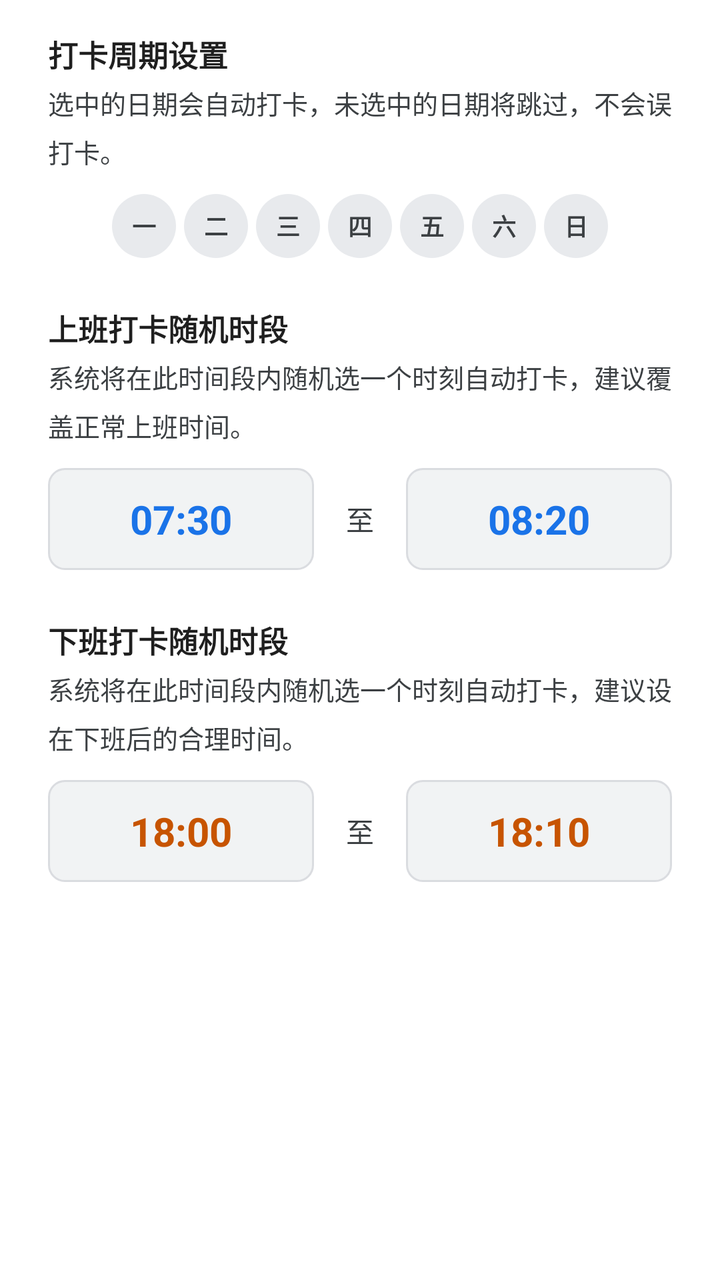
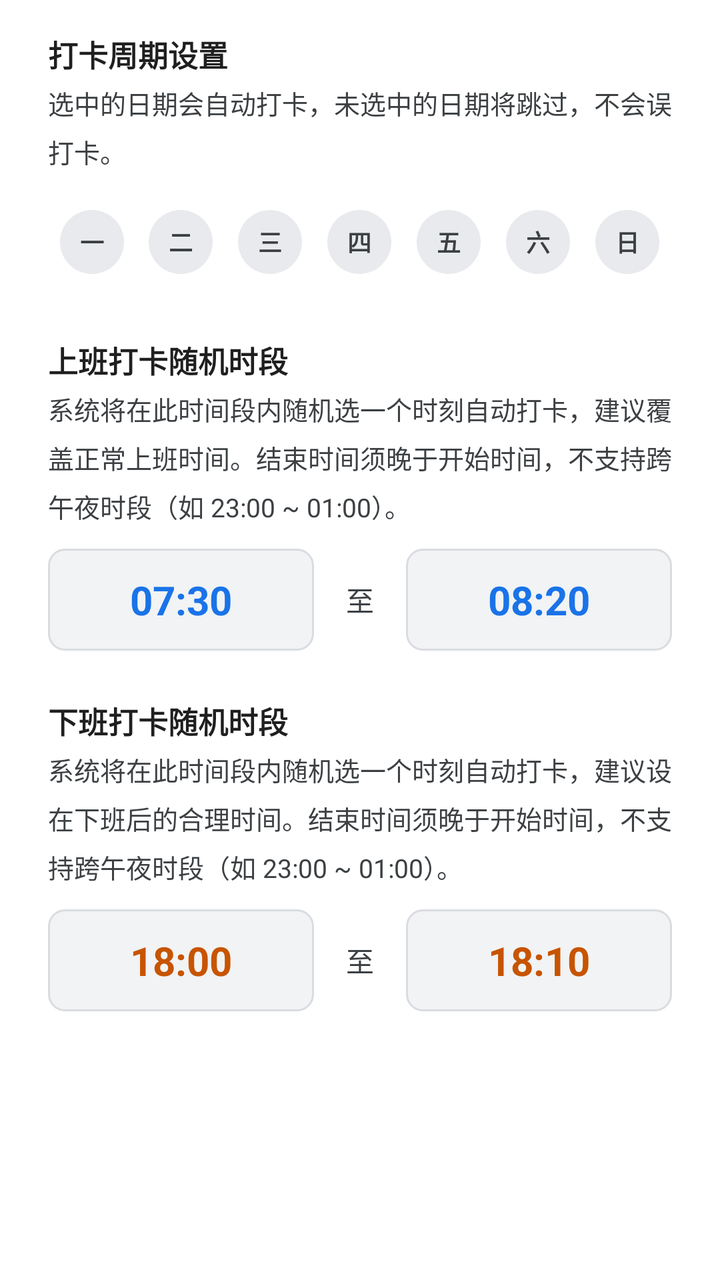

An Android layout rendered at two revisions. The XML below is the earlier revision; the diff shows what the commit changed to produce the second picture.
<!-- AndroidManifest.xml: application theme Theme.LarkAutoClock -->
<!-- res/layout/dialog_time_config.xml -->
<?xml version="1.0" encoding="utf-8"?>
<LinearLayout xmlns:android="http://schemas.android.com/apk/res/android"
    android:layout_width="match_parent"
    android:layout_height="wrap_content"
    android:orientation="vertical"
    android:paddingHorizontal="24dp"
    android:paddingVertical="16dp"
    android:background="@color/surface_white">

    
    <TextView
        android:layout_width="wrap_content"
        android:layout_height="wrap_content"
        android:text="@string/dialog_title_schedule"
        android:textStyle="bold"
        android:textColor="@color/text_dark"
        android:textSize="15sp"
        android:layout_marginBottom="4dp"/>

    <TextView
        android:layout_width="match_parent"
        android:layout_height="wrap_content"
        android:text="@string/dialog_desc_schedule"
        android:textSize="13sp"
        android:textColor="@color/text_secondary"
        android:layout_marginBottom="12dp"
        android:lineSpacingMultiplier="1.3" />

    
    <LinearLayout
        android:layout_width="match_parent"
        android:layout_height="wrap_content"
        android:orientation="horizontal"
        android:gravity="center"
        android:layout_marginBottom="24dp">

        <CheckBox
            android:id="@+id/cb_mon"
            android:layout_width="32dp"
            android:layout_height="32dp"
            android:button="@null"
            android:background="@drawable/bg_week_button"
            android:textColor="@color/color_week_button_text"
            android:text="@string/week_mon"
            android:gravity="center"
            android:textStyle="bold"
            android:textSize="12sp"
            android:layout_marginHorizontal="2dp" />

        <CheckBox
            android:id="@+id/cb_tue"
            android:layout_width="32dp"
            android:layout_height="32dp"
            android:button="@null"
            android:background="@drawable/bg_week_button"
            android:textColor="@color/color_week_button_text"
            android:text="@string/week_tue"
            android:gravity="center"
            android:textStyle="bold"
            android:textSize="12sp"
            android:layout_marginHorizontal="2dp" />

        <CheckBox
            android:id="@+id/cb_wed"
            android:layout_width="32dp"
            android:layout_height="32dp"
            android:button="@null"
            android:background="@drawable/bg_week_button"
            android:textColor="@color/color_week_button_text"
            android:text="@string/week_wed"
            android:gravity="center"
            android:textStyle="bold"
            android:textSize="12sp"
            android:layout_marginHorizontal="2dp" />

        <CheckBox
            android:id="@+id/cb_thu"
            android:layout_width="32dp"
            android:layout_height="32dp"
            android:button="@null"
            android:background="@drawable/bg_week_button"
            android:textColor="@color/color_week_button_text"
            android:text="@string/week_thu"
            android:gravity="center"
            android:textStyle="bold"
            android:textSize="12sp"
            android:layout_marginHorizontal="2dp" />

        <CheckBox
            android:id="@+id/cb_fri"
            android:layout_width="32dp"
            android:layout_height="32dp"
            android:button="@null"
            android:background="@drawable/bg_week_button"
            android:textColor="@color/color_week_button_text"
            android:text="@string/week_fri"
            android:gravity="center"
            android:textStyle="bold"
            android:textSize="12sp"
            android:layout_marginHorizontal="2dp" />

        <CheckBox
            android:id="@+id/cb_sat"
            android:layout_width="32dp"
            android:layout_height="32dp"
            android:button="@null"
            android:background="@drawable/bg_week_button"
            android:textColor="@color/color_week_button_text"
            android:text="@string/week_sat"
            android:gravity="center"
            android:textStyle="bold"
            android:textSize="12sp"
            android:layout_marginHorizontal="2dp" />

        <CheckBox
            android:id="@+id/cb_sun"
            android:layout_width="32dp"
            android:layout_height="32dp"
            android:button="@null"
            android:background="@drawable/bg_week_button"
            android:textColor="@color/color_week_button_text"
            android:text="@string/week_sun"
            android:gravity="center"
            android:textStyle="bold"
            android:textSize="12sp"
            android:layout_marginHorizontal="2dp" />
    </LinearLayout>

    
    <TextView
        android:layout_width="wrap_content"
        android:layout_height="wrap_content"
        android:text="@string/dialog_title_morning_random"
        android:textStyle="bold"
        android:textColor="@color/text_dark"
        android:textSize="15sp"
        android:layout_marginBottom="4dp"/>

    <TextView
        android:layout_width="match_parent"
        android:layout_height="wrap_content"
        android:text="@string/dialog_desc_morning_random"
        android:textSize="13sp"
        android:textColor="@color/text_secondary"
        android:layout_marginBottom="12dp"
        android:lineSpacingMultiplier="1.3" />

    <LinearLayout
        android:layout_width="match_parent"
        android:layout_height="wrap_content"
        android:orientation="horizontal"
        android:gravity="center_vertical"
        android:layout_marginBottom="24dp">

        <TextView
            android:id="@+id/tv_morning_start"
            android:layout_width="0dp"
            android:layout_height="wrap_content"
            android:layout_weight="1"
            android:gravity="center"
            android:paddingVertical="12dp"
            android:background="@drawable/bg_time_picker"
            android:textSize="20sp"
            android:textStyle="bold"
            android:textColor="@color/primary_blue"
            android:text="@string/default_morning_start"/>

        <TextView
            android:layout_width="wrap_content"
            android:layout_height="wrap_content"
            android:text="@string/dialog_range_separator"
            android:textSize="14sp"
            android:textColor="@color/text_secondary"
            android:layout_marginStart="16dp"
            android:layout_marginEnd="16dp"/>

        <TextView
            android:id="@+id/tv_morning_end"
            android:layout_width="0dp"
            android:layout_height="wrap_content"
            android:layout_weight="1"
            android:gravity="center"
            android:paddingVertical="12dp"
            android:background="@drawable/bg_time_picker"
            android:textSize="20sp"
            android:textStyle="bold"
            android:textColor="@color/primary_blue"
            android:text="@string/default_morning_end"/>
    </LinearLayout>

    
    <TextView
        android:layout_width="wrap_content"
        android:layout_height="wrap_content"
        android:text="@string/dialog_title_afternoon_random"
        android:textStyle="bold"
        android:textColor="@color/text_dark"
        android:textSize="15sp"
        android:layout_marginBottom="4dp"/>

    <TextView
        android:layout_width="match_parent"
        android:layout_height="wrap_content"
        android:text="@string/dialog_desc_afternoon_random"
        android:textSize="13sp"
        android:textColor="@color/text_secondary"
        android:layout_marginBottom="12dp"
        android:lineSpacingMultiplier="1.3" />

    <LinearLayout
        android:layout_width="match_parent"
        android:layout_height="wrap_content"
        android:orientation="horizontal"
        android:gravity="center_vertical"
        android:layout_marginBottom="12dp">

        <TextView
            android:id="@+id/tv_afternoon_start"
            android:layout_width="0dp"
            android:layout_height="wrap_content"
            android:layout_weight="1"
            android:gravity="center"
            android:paddingVertical="12dp"
            android:background="@drawable/bg_time_picker"
            android:textSize="20sp"
            android:textStyle="bold"
            android:textColor="@color/afternoon_orange"
            android:text="@string/default_afternoon_start"/>

        <TextView
            android:layout_width="wrap_content"
            android:layout_height="wrap_content"
            android:text="@string/dialog_range_separator"
            android:textSize="14sp"
            android:textColor="@color/text_secondary"
            android:layout_marginStart="16dp"
            android:layout_marginEnd="16dp"/>

        <TextView
            android:id="@+id/tv_afternoon_end"
            android:layout_width="0dp"
            android:layout_height="wrap_content"
            android:layout_weight="1"
            android:gravity="center"
            android:paddingVertical="12dp"
            android:background="@drawable/bg_time_picker"
            android:textSize="20sp"
            android:textStyle="bold"
            android:textColor="@color/afternoon_orange"
            android:text="@string/default_afternoon_end"/>
    </LinearLayout>

</LinearLayout>
<!-- resources referenced by this layout -->
<resources>
  <color name="afternoon_orange">#C75400</color>
  <color name="primary_blue">#1A73E8</color>
  <color name="surface_white">#FFFFFF</color>
  <color name="text_dark">@color/text_primary</color>
  <color name="text_secondary">#3C4043</color>
  <!-- drawable bg_time_picker (drawable) -->
  <?xml version="1.0" encoding="utf-8"?>
  <shape xmlns:android="http://schemas.android.com/apk/res/android">
      <solid android:color="#F1F3F4" />
      <corners android:radius="8dp" />
      <stroke android:width="1dp" android:color="#DADCE0" />
  </shape>
  <!-- drawable bg_week_button (drawable) -->
  <?xml version="1.0" encoding="utf-8"?>
  <selector xmlns:android="http://schemas.android.com/apk/res/android">
      <item android:state_checked="true">
          <shape android:shape="oval">
              <solid android:color="@color/primary_blue" />
              <size android:width="32dp" android:height="32dp" />
          </shape>
      </item>
      <item>
          <shape android:shape="oval">
              <solid android:color="@color/week_btn_unselected_bg" />
              <size android:width="32dp" android:height="32dp" />
          </shape>
      </item>
  </selector>
  <string name="default_afternoon_end">18:10</string>
  <string name="default_afternoon_start">18:00</string>
  <string name="default_morning_end">08:20</string>
  <string name="default_morning_start">07:30</string>
  <string name="dialog_desc_afternoon_random">系统将在此时间段内随机选一个时刻自动打卡，建议设在下班后的合理时间。</string>
  <string name="dialog_desc_morning_random">系统将在此时间段内随机选一个时刻自动打卡，建议覆盖正常上班时间。</string>
  <string name="dialog_desc_schedule">选中的日期会自动打卡，未选中的日期将跳过，不会误打卡。</string>
  <string name="dialog_range_separator">至</string>
  <string name="dialog_title_afternoon_random">下班打卡随机时段</string>
  <string name="dialog_title_morning_random">上班打卡随机时段</string>
  <string name="dialog_title_schedule">打卡周期设置</string>
  <string name="week_fri">五</string>
  <string name="week_mon">一</string>
  <string name="week_sat">六</string>
  <string name="week_sun">日</string>
  <string name="week_thu">四</string>
  <string name="week_tue">二</string>
  <string name="week_wed">三</string>
  <style name="Theme.LarkAutoClock" parent="Theme.MaterialComponents.Light.NoActionBar">
          <item name="colorPrimary">@color/primary_blue</item>
          <item name="colorPrimaryDark">@color/primary_blue</item>
          <item name="colorAccent">@color/primary_blue</item>
          
          <item name="android:windowBackground">@color/app_background</item>
          
          <item name="android:statusBarColor">@color/surface_white</item>
          
          <item name="android:windowLightStatusBar" tools:targetApi="23">true</item>
      </style>
  <color name="text_primary">#1F1F1F</color>
  <color name="week_btn_unselected_bg">#E8EAED</color>
  <color name="app_background">#F5F7FA</color>
</resources>

<!-- the commit's change to res/layout/dialog_time_config.xml (unified diff, before → after) -->
@@ -36,94 +36,94 @@
 
         <CheckBox
             android:id="@+id/cb_mon"
-            android:layout_width="32dp"
-            android:layout_height="32dp"
-            android:button="@null"
-            android:background="@drawable/bg_week_button"
+            android:layout_width="0dp"
+            android:layout_height="48dp"
+            android:layout_weight="1"
+            android:button="@null"
+            android:background="@drawable/bg_week_button_touch"
             android:textColor="@color/color_week_button_text"
             android:text="@string/week_mon"
             android:gravity="center"
             android:textStyle="bold"
-            android:textSize="12sp"
-            android:layout_marginHorizontal="2dp" />
+            android:textSize="12sp" />
 
         <CheckBox
             android:id="@+id/cb_tue"
-            android:layout_width="32dp"
-            android:layout_height="32dp"
-            android:button="@null"
-            android:background="@drawable/bg_week_button"
+            android:layout_width="0dp"
+            android:layout_height="48dp"
+            android:layout_weight="1"
+            android:button="@null"
+            android:background="@drawable/bg_week_button_touch"
             android:textColor="@color/color_week_button_text"
             android:text="@string/week_tue"
             android:gravity="center"
             android:textStyle="bold"
-            android:textSize="12sp"
-            android:layout_marginHorizontal="2dp" />
+            android:textSize="12sp" />
 
         <CheckBox
             android:id="@+id/cb_wed"
-            android:layout_width="32dp"
-            android:layout_height="32dp"
-            android:button="@null"
-            android:background="@drawable/bg_week_button"
+            android:layout_width="0dp"
+            android:layout_height="48dp"
+            android:layout_weight="1"
+            android:button="@null"
+            android:background="@drawable/bg_week_button_touch"
             android:textColor="@color/color_week_button_text"
             android:text="@string/week_wed"
             android:gravity="center"
             android:textStyle="bold"
-            android:textSize="12sp"
-            android:layout_marginHorizontal="2dp" />
+            android:textSize="12sp" />
 
         <CheckBox
             android:id="@+id/cb_thu"
-            android:layout_width="32dp"
-            android:layout_height="32dp"
-            android:button="@null"
-            android:background="@drawable/bg_week_button"
+            android:layout_width="0dp"
+            android:layout_height="48dp"
+            android:layout_weight="1"
+            android:button="@null"
+            android:background="@drawable/bg_week_button_touch"
             android:textColor="@color/color_week_button_text"
             android:text="@string/week_thu"
             android:gravity="center"
             android:textStyle="bold"
-            android:textSize="12sp"
-            android:layout_marginHorizontal="2dp" />
+            android:textSize="12sp" />
 
         <CheckBox
             android:id="@+id/cb_fri"
-            android:layout_width="32dp"
-            android:layout_height="32dp"
-            android:button="@null"
-            android:background="@drawable/bg_week_button"
+            android:layout_width="0dp"
+            android:layout_height="48dp"
+            android:layout_weight="1"
+            android:button="@null"
+            android:background="@drawable/bg_week_button_touch"
             android:textColor="@color/color_week_button_text"
             android:text="@string/week_fri"
             android:gravity="center"
             android:textStyle="bold"
-            android:textSize="12sp"
-            android:layout_marginHorizontal="2dp" />
+            android:textSize="12sp" />
 
         <CheckBox
             android:id="@+id/cb_sat"
-            android:layout_width="32dp"
-            android:layout_height="32dp"
-            android:button="@null"
-            android:background="@drawable/bg_week_button"
+            android:layout_width="0dp"
+            android:layout_height="48dp"
+            android:layout_weight="1"
+            android:button="@null"
+            android:background="@drawable/bg_week_button_touch"
             android:textColor="@color/color_week_button_text"
             android:text="@string/week_sat"
             android:gravity="center"
             android:textStyle="bold"
-            android:textSize="12sp"
-            android:layout_marginHorizontal="2dp" />
+            android:textSize="12sp" />
 
         <CheckBox
             android:id="@+id/cb_sun"
-            android:layout_width="32dp"
-            android:layout_height="32dp"
-            android:button="@null"
-            android:background="@drawable/bg_week_button"
+            android:layout_width="0dp"
+            android:layout_height="48dp"
+            android:layout_weight="1"
+            android:button="@null"
+            android:background="@drawable/bg_week_button_touch"
             android:textColor="@color/color_week_button_text"
             android:text="@string/week_sun"
             android:gravity="center"
             android:textStyle="bold"
-            android:textSize="12sp"
-            android:layout_marginHorizontal="2dp" />
+            android:textSize="12sp" />
     </LinearLayout>
 
     
<!-- resource entries referenced after the edit -->
@@ -12,6 +12,15 @@
       <corners android:radius="8dp" />
       <stroke android:width="1dp" android:color="#DADCE0" />
   </shape>
+  <!-- drawable bg_week_button_touch (drawable) -->
+  <?xml version="1.0" encoding="utf-8"?>
+  <layer-list xmlns:android="http://schemas.android.com/apk/res/android">
+      <item
+          android:drawable="@drawable/bg_week_button"
+          android:gravity="center"
+          android:width="32dp"
+          android:height="32dp" />
+  </layer-list>
   <!-- drawable bg_week_button (drawable) -->
   <?xml version="1.0" encoding="utf-8"?>
   <selector xmlns:android="http://schemas.android.com/apk/res/android">
@@ -32,8 +41,8 @@
   <string name="default_afternoon_start">18:00</string>
   <string name="default_morning_end">08:20</string>
   <string name="default_morning_start">07:30</string>
-  <string name="dialog_desc_afternoon_random">系统将在此时间段内随机选一个时刻自动打卡，建议设在下班后的合理时间。</string>
-  <string name="dialog_desc_morning_random">系统将在此时间段内随机选一个时刻自动打卡，建议覆盖正常上班时间。</string>
+  <string name="dialog_desc_afternoon_random">系统将在此时间段内随机选一个时刻自动打卡，建议设在下班后的合理时间。结束时间须晚于开始时间，不支持跨午夜时段（如 23:00 ~ 01:00）。</string>
+  <string name="dialog_desc_morning_random">系统将在此时间段内随机选一个时刻自动打卡，建议覆盖正常上班时间。结束时间须晚于开始时间，不支持跨午夜时段（如 23:00 ~ 01:00）。</string>
   <string name="dialog_desc_schedule">选中的日期会自动打卡，未选中的日期将跳过，不会误打卡。</string>
   <string name="dialog_range_separator">至</string>
   <string name="dialog_title_afternoon_random">下班打卡随机时段</string>
